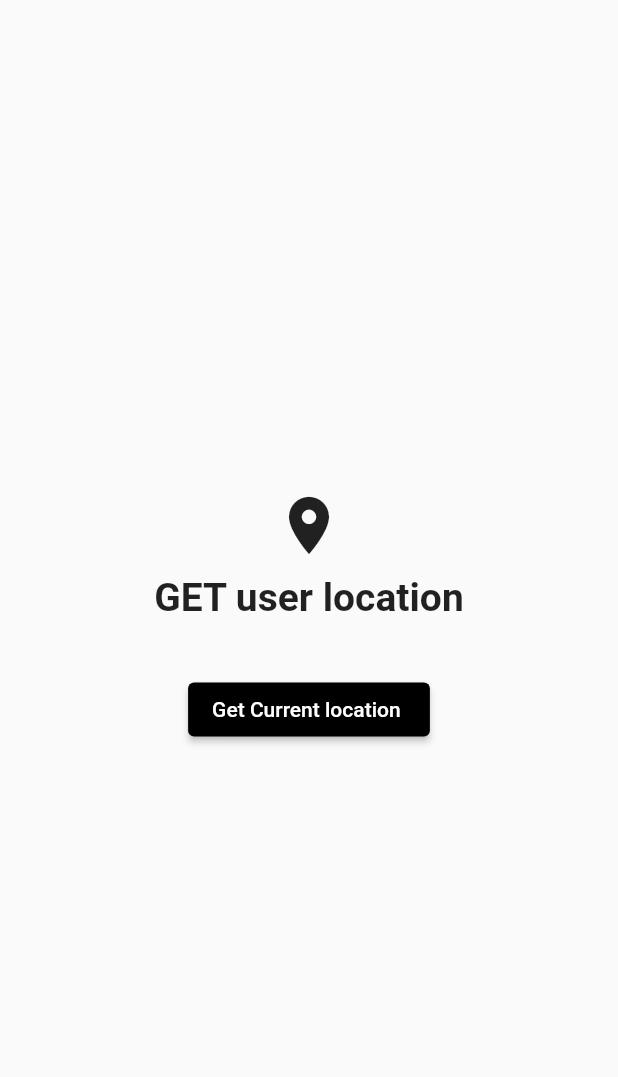
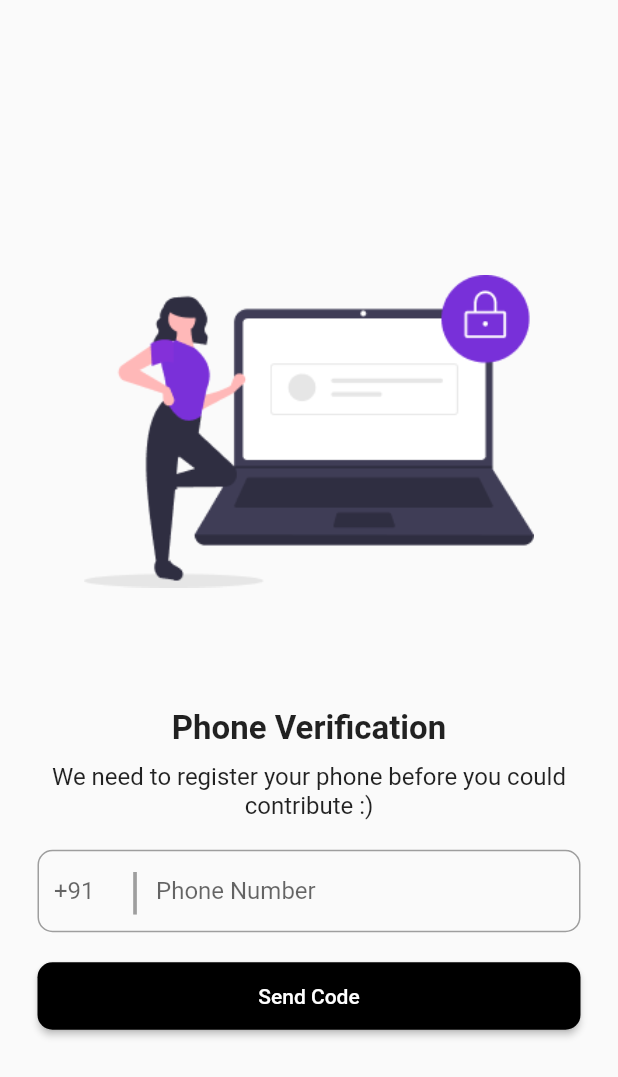
Before and after one commit to Cura-waste-management-app/Frontend, a Flutter app: the screen it shows after launch, on a phone screen of 412 x 824 dp. Shown: the top 1077 px of the screen. Run offline on Flutter 3.47's test engine with Material 2 defaults, Android fonts, the phone set to English and light mode, and no system bars; our stand-ins replace geolocator, google_fonts, google_nav_bar, pinput.

Commit message:
Added auth screens with opt screen and phone number screen

```diff
--- /dev/null
+++ b/lib/features/auth/auth_screen_otp.dart
@@ -0,0 +1,126 @@
+import 'package:cura_frontend/features/auth/auth_screen_phone.dart';
+import 'package:flutter/material.dart';
+
+class AuthScreenOtp extends StatefulWidget {
+  const AuthScreenOtp({super.key});
+  static const routeName = 'auth-screen-otp';
+
+  @override
+  // ignore: library_private_types_in_public_api
+  _AuthScreenOtpState createState() => _AuthScreenOtpState();
+}
+
+class _AuthScreenOtpState extends State<AuthScreenOtp> {
+  @override
+  Widget build(BuildContext context) {
+    return Scaffold(
+
+      // ignore: avoid_unnecessary_containers, prefer_const_constructors
+      body: Container(
+        margin: const EdgeInsets.only(left: 25, right: 25),
+        alignment: Alignment.center,
+        child: SingleChildScrollView(
+          child: Column(
+            mainAxisAlignment: MainAxisAlignment.center,
+            children: <Widget>[
+              Image.asset(
+                'assets/images/auth-screen.png',
+                width: 300,
+                height: 300,
+              ),
+              const SizedBox(
+                height: 25,
+              ),
+
+              // ignore: avoid_unnecessary_containers
+
+              const SizedBox(
+                height: 10,
+              ),
+              // ignore: prefer_const_constructors
+              Text(
+                'Phone Verification',
+                style: const TextStyle(
+                  fontSize: 22,
+                  fontWeight: FontWeight.bold,
+                ),
+              ),
+              const SizedBox(
+                height: 10,
+              ),
+              const Text(
+                'We need to register your phone before you could contribute :)',
+                textAlign: TextAlign.center,
+                style: TextStyle(
+                  fontSize: 16,
+                ),
+              ),
+              // ignore: prefer_const_constructors
+              SizedBox(
+                height: 20,
+              ),
+              Container(
+                height: 55,
+                decoration: BoxDecoration(
+                  border: Border.all(width: 1, color: Colors.grey),
+                  borderRadius: BorderRadius.circular(10),
+                ),
+                child: Row(
+                  children: const <Widget>[
+                    SizedBox(
+                      width: 10,
+                    ),
+                    SizedBox(
+                      width: 40,
+                      child: TextField(
+                        decoration: InputDecoration(
+                            border: InputBorder.none, hintText: "+91"),
+                      ),
+                    ),
+                    SizedBox(
+                      width: 10,
+                    ),
+                    Text(
+                      "|",
+                      style: TextStyle(fontSize: 33, color: Colors.grey),
+                    ),
+                    SizedBox(
+                      width: 10,
+                    ),
+                    Expanded(
+                      child: TextField(
+                        decoration: InputDecoration(
+                            border: InputBorder.none, hintText: "Phone Number"),
+                      ),
+                    ),
+                  ],
+                ),
+              ),
+
+              const SizedBox(
+                height: 20,
+              ),
+
+              SizedBox(
+                height: 45,
+                width: double.infinity,
+                child: ElevatedButton(
+                  style: ElevatedButton.styleFrom(
+                    backgroundColor: Colors.black,
+                    shape: RoundedRectangleBorder(
+                      borderRadius: BorderRadius.circular(10),
+                    ),
+                  ),
+                  onPressed: () {
+                    Navigator.pushNamed(context, AuthScreenPhone.routeName);
+                  },
+                  child: const Text('Send Code'),
+                ),
+              ),
+            ],
+          ),
+        ),
+      ),
+    );
+  }
+}
--- a/lib/main.dart
+++ b/lib/main.dart
@@ -1,6 +1,8 @@
 import 'dart:ui';
 
 import 'package:cura_frontend/features/addlisting/add_screen.dart';
+import 'package:cura_frontend/features/auth/auth_screen_otp.dart';
+import 'package:cura_frontend/features/auth/auth_screen_phone.dart';
 import 'package:cura_frontend/features/location/location.dart';
 import 'package:cura_frontend/router.dart';
 import 'package:flutter/material.dart';
@@ -18,7 +20,6 @@ class MyApp extends StatelessWidget {
   Widget build(BuildContext context) {
     return MaterialApp(
       debugShowCheckedModeBanner: false,
-      title: 'Flutter Demo',
       theme: ThemeData(
           // This is the theme of your application.
           //
@@ -29,9 +30,9 @@ class MyApp extends StatelessWidget {
           // or simply save your changes to "hot reload" in a Flutter IDE).
           // Notice that the counter didn't reset back to zero; the application
           // is not restarted.
-        primarySwatch: Colors.blue,
+
           ),
-      home: const Location(),
+      home: const AuthScreenOtp(),
       onGenerateRoute: ((settings) => generateRoute(settings)),
     );
   }
--- a/pubspec.yaml
+++ b/pubspec.yaml
@@ -35,6 +35,7 @@ dependencies:
   geolocator: ^9.0.2
   google_fonts: ^3.0.1
   google_nav_bar: ^5.0.6
+  pinput: ^2.2.16
 
 dev_dependencies:
   flutter_lints: ^2.0.0
@@ -53,6 +54,8 @@ flutter:
   assets:
     - assets/images/jacket.jpg
     - assets/images/chair.jpg
+    - assets/images/auth-screen.png
+    - assets/images/otp.png
   #   - images/a_dot_ham.jpeg
   # An image asset can refer to one or more resolution-specific "variants", see
   # https://flutter.dev/assets-and-images/#resolution-aware
```
Also changed, not shown: lib/features/auth/auth_screen_phone.dart (added, +153 -0 lines), lib/router.dart (+14 -0 lines), assets/images/auth-screen.png (added), assets/images/otp.png (added), pubspec.lock, 5 other files. Lines whose indentation alone changed are shown as unchanged.
